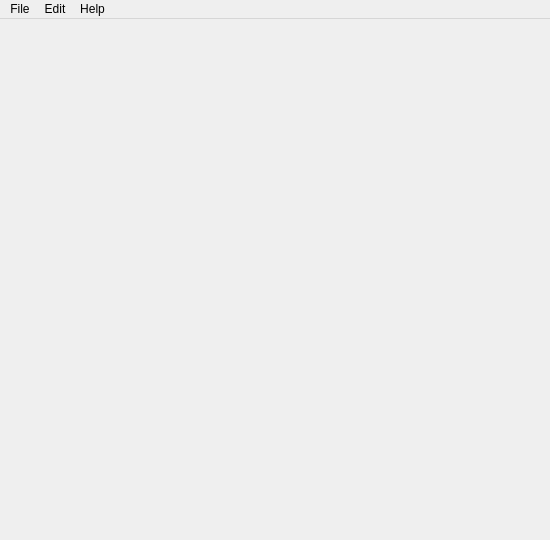
Old version of the form src/lib/luma/base/gui/MainWinDesign.ui in the repository einaru/luma.
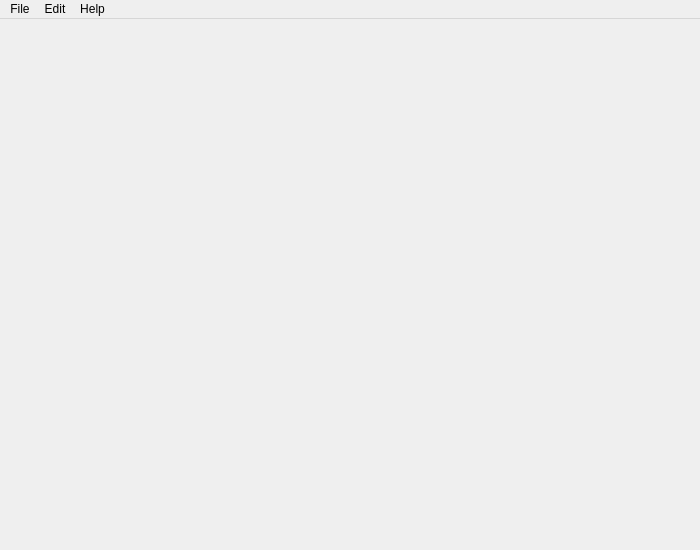
New version of the form.

```diff
--- a/src/lib/luma/base/gui/MainWinDesign.ui
+++ b/src/lib/luma/base/gui/MainWinDesign.ui
@@ -6,35 +6,31 @@
    <rect>
     <x>0</x>
     <y>0</y>
-    <width>550</width>
-    <height>540</height>
+    <width>700</width>
+    <height>550</height>
    </rect>
   </property>
   <property name="windowTitle">
    <string>Luma</string>
   </property>
   <widget class="QWidget" name="centralwidget">
+   <layout class="QGridLayout" name="gridLayout">
+    <item row="0" column="0">
    <widget class="QStackedWidget" name="mainStack">
-    <property name="geometry">
-     <rect>
-      <x>10</x>
-      <y>9</y>
-      <width>531</width>
-      <height>501</height>
-     </rect>
-    </property>
     <property name="currentIndex">
      <number>0</number>
     </property>
     <widget class="QWidget" name="page"/>
    </widget>
+    </item>
+   </layout>
   </widget>
   <widget class="QMenuBar" name="menubar">
    <property name="geometry">
     <rect>
      <x>0</x>
      <y>0</y>
-     <width>550</width>
+     <width>700</width>
      <height>23</height>
     </rect>
    </property>
```
Left out of the diff: 3 changed lines with no effect on the pictures. Lines whose indentation alone changed are shown as unchanged.
